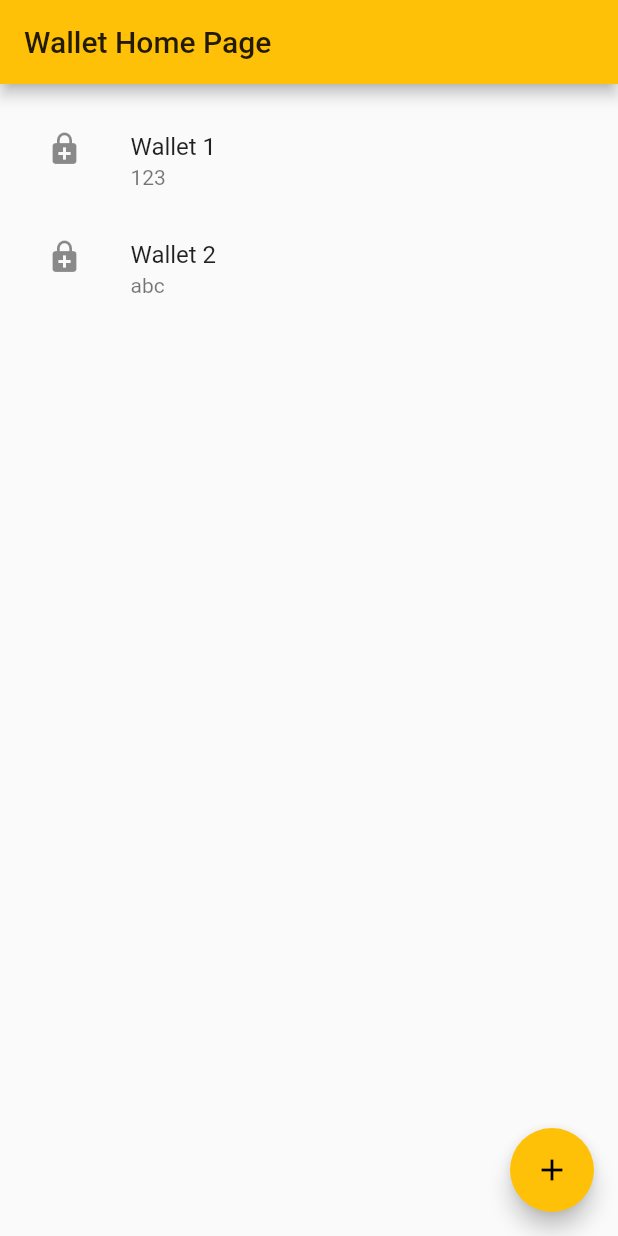
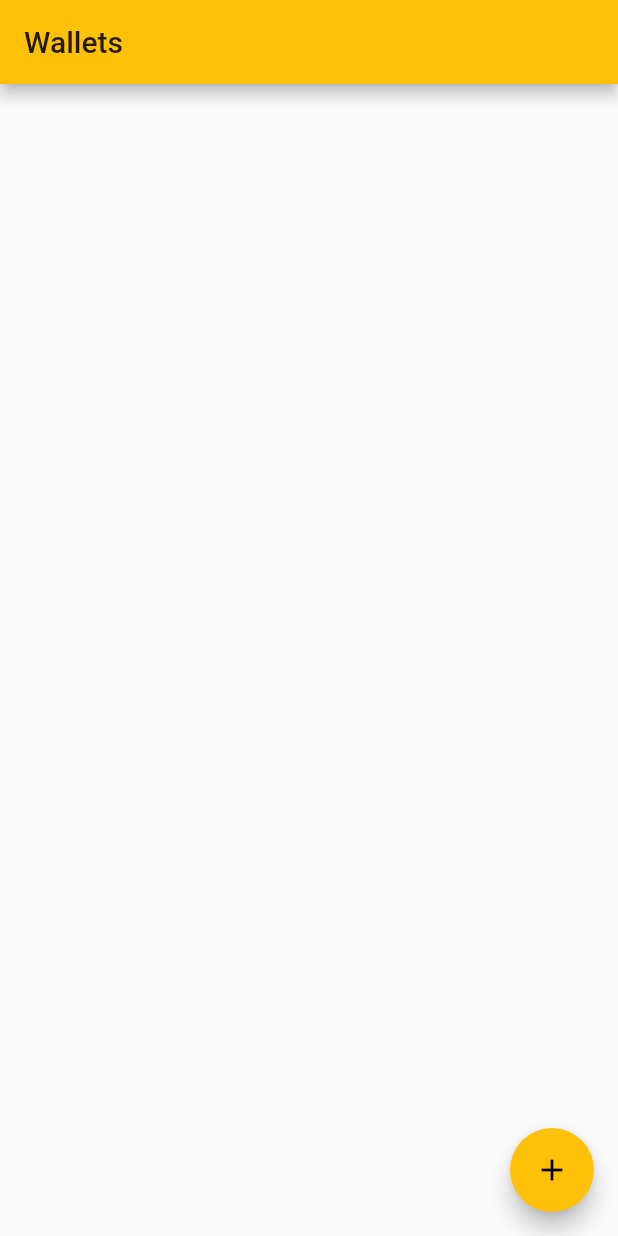
Before and after one commit to ocalvet/bitcoin-wallet, a Flutter app: the screen it shows after launch, on a phone screen of 412 x 824 dp. Run offline on Flutter 3.47's test engine with Material 2 defaults, Android fonts, the phone set to English and light mode, and no system bars.

Commit message:
Remove seed wallets

```diff
--- /dev/null
+++ b/btcwallet/lib/wallet_model.dart
@@ -0,0 +1,5 @@
+class Wallet {
+  Wallet({this.name, this.walletId});
+  final String name;
+  final String walletId;
+}
--- a/btcwallet/lib/wallets_screen.dart
+++ b/btcwallet/lib/wallets_screen.dart
@@ -1,3 +1,4 @@
+import 'package:btcwallet/wallet_model.dart';
 import 'package:http/http.dart' as http;
 import 'package:flutter/material.dart';
 
@@ -10,10 +11,7 @@ class WalletsScreen extends StatefulWidget {
 
 class _WalletsScreen extends State<WalletsScreen> {
   int nextIdx = 3;
-  List<Wallet> wallets = [
-    Wallet(name: 'Wallet 1', walletId: '123'),
-    Wallet(name: 'Wallet 2', walletId: 'abc'),
-  ];
+  List<Wallet> wallets = [];
   createWallet(String name) async {
     http.Response resp = await http.get('http://localhost:8480/api/generatekey');
     return Wallet(name: name, walletId: resp.body);
@@ -23,7 +21,7 @@ class _WalletsScreen extends State<WalletsScreen> {
   Widget build(BuildContext context) {
     return Scaffold(
       appBar: AppBar(
-        title: Text('Wallet Home Page'),
+        title: Text('Wallets'),
       ),
       body: Center(
         child: ListView(
@@ -51,9 +49,3 @@ class _WalletsScreen extends State<WalletsScreen> {
     );
   }
 }
-
-class Wallet {
-  Wallet({this.name, this.walletId});
-  final String name;
-  final String walletId;
-}
```
